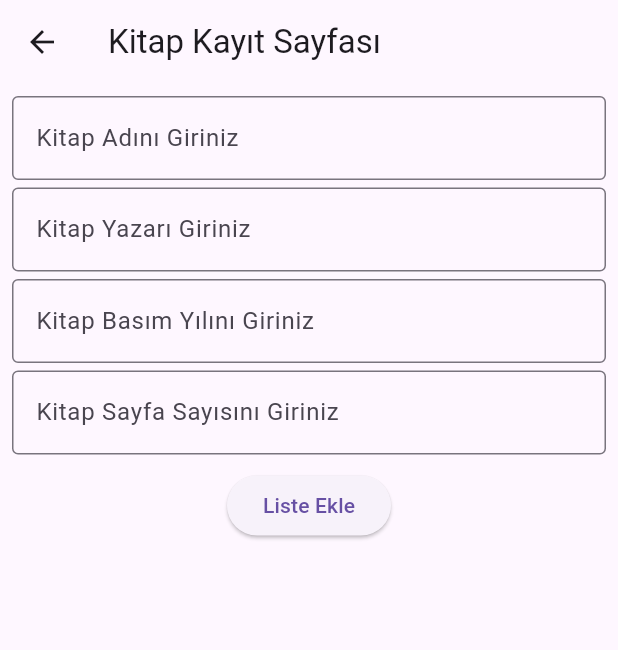
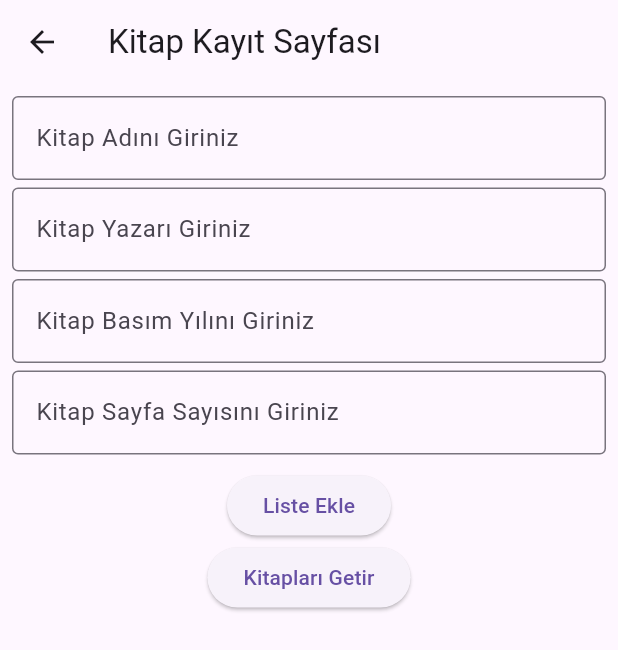
Before and after one commit to SonerUysal/ilacTakip, a Flutter app: the Kitaplar screen opened directly, on a phone screen of 412 x 824 dp. Shown: the top 650 px of the screen. Run offline on Flutter 3.47's test engine with Material 3 defaults, Android fonts, the phone set to English and light mode, and no system bars; our stand-ins replace easy_date_timeline, numberpicker, sqflite; missing offline and left inert: time_picker_spinner_pop_up; accounts and stored records are empty.

Commit message:
denemeler listview e liste ekleme listview e map ekleme database e kaydetme database okuma

```diff
--- a/lib/users/kitaplar.dart
+++ b/lib/users/kitaplar.dart
@@ -92,6 +92,7 @@ class _KitaplarState extends State<Kitaplar> {
               height: 10,
             ),
             ElevatedButton(onPressed: _kitapEkle, child: Text("Liste Ekle")),
+            ElevatedButton(onPressed: loadKitap, child: Text("Kitapları Getir")),
             Expanded(
               child: ListView.builder(
                   itemCount: _kitaplarList.length,
```
